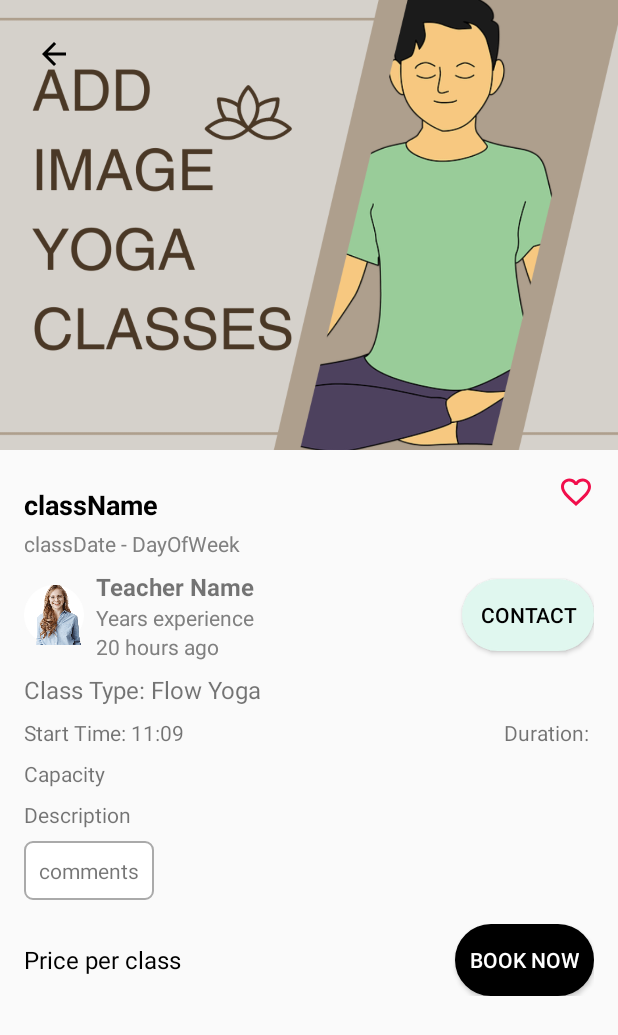
After one commit to duclong3907/JavaAnroidTutorial, an Android app: the YogaClassDetailActivity screen opened directly, with no data from a screen before it, on a phone screen of 412 x 824 dp. The commit adds this screen. Shown: the top 1035 px of the screen. Run offline under Robolectric (Android 15) with nearby library versions, the phone set to English and light mode, and no system bars; our stand-ins replace Picasso.

Commit message:
screen detail class

```diff
--- a/AppYogaDemo/app/build.gradle.kts
+++ b/AppYogaDemo/app/build.gradle.kts
@@ -30,9 +30,10 @@ android {
         viewBinding = true
     }
 
+
     compileOptions {
-        sourceCompatibility = JavaVersion.VERSION_1_8
-        targetCompatibility = JavaVersion.VERSION_1_8
+        sourceCompatibility = JavaVersion.VERSION_17
+        targetCompatibility = JavaVersion.VERSION_17
     }
 }
 
--- a/AppYogaDemo/app/src/main/java/com/example/appyogademo/Repository/CourseRepository.java
+++ b/AppYogaDemo/app/src/main/java/com/example/appyogademo/Repository/CourseRepository.java
@@ -53,6 +53,10 @@ public class CourseRepository {
         loadCourses();
     }
 
+    public Course getCourseById(int courseId) {
+       return courseHelper.getCourse(courseId);
+    }
+
     public void loadCourses() {
         courses.postValue(courseHelper.getAllCourses());
     }
--- a/AppYogaDemo/app/src/main/java/com/example/appyogademo/Repository/UserRepository.java
+++ b/AppYogaDemo/app/src/main/java/com/example/appyogademo/Repository/UserRepository.java
@@ -54,4 +54,9 @@ public class UserRepository {
         userHelper.deleteUser(user);
         loadAllTeachers(); // Refresh the data
     }
+
+    // Method to get a user by ID
+    public User getUserById(String userId) {
+        return userHelper.getUser(userId);
+    }
 }
--- a/AppYogaDemo/app/src/main/java/com/example/appyogademo/ViewModels/CourseViewModel.java
+++ b/AppYogaDemo/app/src/main/java/com/example/appyogademo/ViewModels/CourseViewModel.java
@@ -74,4 +74,8 @@ public class CourseViewModel extends ViewModel {
         }
     }
 
+    public Course getCourseById(int courseId) {
+        return repository.getCourseById(courseId);
+    }
+
 }
--- a/AppYogaDemo/app/src/main/java/com/example/appyogademo/ViewModels/UserViewModel.java
+++ b/AppYogaDemo/app/src/main/java/com/example/appyogademo/ViewModels/UserViewModel.java
@@ -38,6 +38,10 @@ public class UserViewModel extends ViewModel {
         userRepository.deleteUser(user);
     }
 
+    public User getUserById(String userId) {
+        return userRepository.getUserById(userId);
+    }
+
     public static class Factory implements ViewModelProvider.Factory {
         private final Context context;
 
--- /dev/null
+++ b/AppYogaDemo/app/src/main/java/com/example/appyogademo/Views/YogaClassDetailActivity.java
@@ -0,0 +1,79 @@
+package com.example.appyogademo.Views;
+
+import android.content.Intent;
+import android.os.Bundle;
+import android.util.Log;
+import android.view.View;
+
+import androidx.activity.EdgeToEdge;
+import androidx.appcompat.app.AppCompatActivity;
+import androidx.core.graphics.Insets;
+import androidx.core.view.ViewCompat;
+import androidx.core.view.WindowInsetsCompat;
+
+import com.example.appyogademo.Models.Course;
+import com.example.appyogademo.Models.YogaClass;
+import com.example.appyogademo.R;
+import com.example.appyogademo.Utils.TimeUtils;
+import com.example.appyogademo.ViewModels.CourseViewModel;
+import com.example.appyogademo.ViewModels.UserViewModel;
+import com.example.appyogademo.databinding.ActivityYogaClassDetailBinding;
+import com.squareup.picasso.Picasso;
+
+public class YogaClassDetailActivity extends AppCompatActivity {
+
+    ActivityYogaClassDetailBinding binding;
+    CourseViewModel courseViewModel;
+    UserViewModel userViewModel;
+
+    @Override
+    protected void onCreate(Bundle savedInstanceState) {
+        super.onCreate(savedInstanceState);
+        binding = ActivityYogaClassDetailBinding.inflate(getLayoutInflater());
+        setContentView(binding.getRoot());
+
+        courseViewModel = new CourseViewModel(this);
+        userViewModel = new UserViewModel(this);
+
+        // Nhận dữ liệu từ Intent
+        Intent intent = getIntent();
+        var yogaClass = (YogaClass) intent.getSerializableExtra("yogaClass");
+
+        if(yogaClass != null) {
+            var course  = courseViewModel.getCourseById(yogaClass.getCourseId());
+            var teacher = userViewModel.getUserById(yogaClass.getTeacherId());
+            // Set image using Picasso
+            Picasso.get()
+                    .load(yogaClass.getImage())
+                    .placeholder(R.drawable.yoga_class) // Placeholder image
+                    .error(R.drawable.yoga_class) // Error image
+                    .into(binding.ClassImage);
+
+            Picasso.get()
+                    .load(teacher.getImage())
+                    .placeholder(R.drawable.yoga_class) // Placeholder image
+                    .error(R.drawable.yoga_class) // Error image
+                    .into(binding.imageTeacher);
+
+            binding.classesName.setText(yogaClass.getClassName());
+            binding.classDateAndDayOfWeek.setText(TimeUtils.convertDate(yogaClass.getDate().toString()) + " - " + TimeUtils.dayOfWeek(course.getDayOfWeek()));
+            binding.Experience.setText("Experience: " + teacher.getExperience());
+            binding.TeacherName.setText(teacher.getFullName());
+            binding.ClassType.setText("Class Type: " + course.getClassType());
+            binding.StartTime.setText("Start Time: " + course.getTime().toString());
+            binding.Duration.setText("Duration: " + course.getDuration() + " minutes");
+            binding.PricePerClass.setText(course.getPricePerClass() + " Per Person");
+            binding.Description.setText(course.getDescription());
+
+
+        }
+
+        binding.btnBack.setOnClickListener(new View.OnClickListener() {
+            @Override
+            public void onClick(View v) {
+                // Quay về Activity trước đó
+                finish();
+            }
+        });
+    }
+}
--- /dev/null
+++ b/AppYogaDemo/app/src/main/res/drawable/circle_background.xml
@@ -0,0 +1,4 @@
+<shape xmlns:android="http://schemas.android.com/apk/res/android"
+    android:shape="oval">
+    <solid android:color="#FFFFFF" />
+</shape>
--- a/AppYogaDemo/app/src/main/res/drawable/edit_text_background.xml
+++ b/AppYogaDemo/app/src/main/res/drawable/edit_text_background.xml
@@ -1,7 +1,7 @@
 <?xml version="1.0" encoding="utf-8"?>
 <shape xmlns:android="http://schemas.android.com/apk/res/android">
     <solid android:color="@android:color/white" />
-    <corners android:radius="8dp" />
+    <corners android:radius="50dp" />
     <stroke
         android:width="1dp"
         android:color="@android:color/darker_gray" />
--- /dev/null
+++ b/AppYogaDemo/app/src/main/res/drawable/ic_back.xml
@@ -0,0 +1,5 @@
+<vector xmlns:android="http://schemas.android.com/apk/res/android" android:autoMirrored="true" android:height="24dp" android:tint="#000000" android:viewportHeight="24" android:viewportWidth="24" android:width="24dp">
+
+    <path android:fillColor="@android:color/white" android:pathData="M20,11H7.83l5.59,-5.59L12,4l-8,8 8,8 1.41,-1.41L7.83,13H20v-2z"/>
+
+</vector>
--- /dev/null
+++ b/AppYogaDemo/app/src/main/res/drawable/ic_favorite.xml
@@ -0,0 +1,5 @@
+<vector xmlns:android="http://schemas.android.com/apk/res/android" android:height="24dp" android:tint="#F10E4B" android:viewportHeight="24" android:viewportWidth="24" android:width="24dp">
+
+    <path android:fillColor="@android:color/white" android:pathData="M16.5,3c-1.74,0 -3.41,0.81 -4.5,2.09C10.91,3.81 9.24,3 7.5,3 4.42,3 2,5.42 2,8.5c0,3.78 3.4,6.86 8.55,11.54L12,21.35l1.45,-1.32C18.6,15.36 22,12.28 22,8.5 22,5.42 19.58,3 16.5,3zM12.1,18.55l-0.1,0.1 -0.1,-0.1C7.14,14.24 4,11.39 4,8.5 4,6.5 5.5,5 7.5,5c1.54,0 3.04,0.99 3.57,2.36h1.87C13.46,5.99 14.96,5 16.5,5c2,0 3.5,1.5 3.5,3.5 0,2.89 -3.14,5.74 -7.9,10.05z"/>
+
+</vector>
--- /dev/null
+++ b/AppYogaDemo/app/src/main/res/layout/activity_yoga_class_detail.xml
@@ -0,0 +1,251 @@
+<ScrollView
+    xmlns:android="http://schemas.android.com/apk/res/android"
+    xmlns:app="http://schemas.android.com/apk/res-auto"
+    android:layout_width="match_parent"
+    android:layout_height="match_parent">
+
+    <LinearLayout
+        android:layout_width="match_parent"
+        android:layout_height="match_parent"
+        android:orientation="vertical">
+
+        <!-- FrameLayout chứa ClassImage và nút Back chồng lên nhau -->
+        <FrameLayout
+            android:layout_width="match_parent"
+            android:layout_height="300dp">
+
+            <!-- Image of the Yoga class -->
+            <ImageView
+                android:id="@+id/ClassImage"
+                android:layout_width="match_parent"
+                android:layout_height="match_parent"
+                android:scaleType="centerCrop"
+                android:src="@drawable/yoga_class" />
+
+            <!-- Nút Back nằm trên ClassImage -->
+            <ImageButton
+                android:id="@+id/btnBack"
+                android:layout_width="40dp"
+                android:layout_height="40dp"
+                android:src="@drawable/ic_back"
+                android:background="@null"
+                android:contentDescription="Back"
+                android:layout_gravity="start|top"
+                android:layout_margin="16dp"
+            />
+        </FrameLayout>
+
+        <LinearLayout
+            android:layout_width="match_parent"
+            android:layout_height="match_parent"
+            android:orientation="vertical"
+            android:padding="16dp">
+
+           <LinearLayout
+               android:layout_width="match_parent"
+               android:layout_height="wrap_content"
+               android:orientation="horizontal"
+               >
+               <!-- Class information -->
+               <TextView
+                   android:id="@+id/classesName"
+                   android:layout_width="wrap_content"
+                   android:layout_height="wrap_content"
+                   android:layout_marginTop="8dp"
+                   android:text="className"
+                   android:textSize="18sp"
+                   android:textStyle="bold"
+                   android:textColor="@color/black"/>
+
+               <LinearLayout
+                   android:layout_width="match_parent"
+                   android:layout_height="wrap_content"
+                   android:orientation="horizontal"
+                   android:gravity="end">
+                  <ImageButton
+                      android:id="@+id/btnFavorite"
+                      android:layout_width="wrap_content"
+                      android:layout_height="wrap_content"
+                      android:background="@null"
+                      app:srcCompat="@drawable/ic_favorite" />
+              </LinearLayout>
+
+
+           </LinearLayout>
+
+            <TextView
+                android:id="@+id/classDateAndDayOfWeek"
+                android:layout_width="wrap_content"
+                android:layout_height="wrap_content"
+                android:text="classDate - DayOfWeek"
+                android:textSize="14sp"
+                android:textColor="#808080"
+                android:layout_marginTop="4dp" />
+
+            <!-- Teacher section -->
+            <LinearLayout
+                android:layout_width="match_parent"
+                android:layout_height="wrap_content"
+                android:orientation="horizontal"
+                android:layout_marginTop="8dp"
+                android:gravity="center_vertical">
+
+                <ImageView
+                    android:id="@+id/imageTeacher"
+                    android:layout_width="40dp"
+                    android:layout_height="40dp"
+                    android:src="@drawable/avatar"
+                    android:layout_marginEnd="8dp"
+                    android:scaleType="centerCrop"
+                    android:background="@drawable/circle_background" />
+
+                <LinearLayout
+                    android:layout_width="0dp"
+                    android:layout_height="wrap_content"
+                    android:layout_weight="1"
+                    android:orientation="vertical">
+
+                    <TextView
+                        android:id="@+id/TeacherName"
+                        android:layout_width="wrap_content"
+                        android:layout_height="wrap_content"
+                        android:text="Teacher Name"
+                        android:textSize="16sp"
+                        android:textStyle="bold" />
+
+                    <TextView
+                        android:id="@+id/Experience"
+                        android:layout_width="wrap_content"
+                        android:layout_height="wrap_content"
+                        android:text="Years experience"
+                        android:textSize="14sp"
+                        android:textColor="#808080" />
+
+                    <TextView
+                        android:id="@+id/CreatedAt"
+                        android:layout_width="wrap_content"
+                        android:layout_height="wrap_content"
+                        android:text="20 hours ago"
+                        android:textSize="14sp"
+                        android:textColor="#808080" />
+                </LinearLayout>
+
+                <Button
+                    android:id="@+id/btnContact"
+                    android:layout_width="wrap_content"
+                    android:layout_height="wrap_content"
+                    android:text="Contact"
+                    android:background="@drawable/edit_text_background"
+                    android:backgroundTint="#E0F7EF"
+                    android:textColor="#000"
+                    />
+            </LinearLayout>
+
+            <!-- Class Type -->
+            <TextView
+                android:id="@+id/ClassType"
+                android:layout_width="wrap_content"
+                android:layout_height="wrap_content"
+                android:text="Class Type: Flow Yoga"
+                android:textSize="16sp"
+                android:layout_marginTop="8dp" />
+
+            <!-- Time and Duration -->
+            <LinearLayout
+                android:layout_width="match_parent"
+                android:layout_height="wrap_content"
+                android:orientation="horizontal"
+                android:layout_marginTop="8dp">
+
+                <TextView
+                    android:id="@+id/StartTime"
+                    android:layout_width="wrap_content"
+                    android:layout_height="wrap_content"
+                    android:text="Start Time: 11:09"
+                    android:textSize="14sp" />
+
+                <LinearLayout
+                    android:layout_width="match_parent"
+                    android:layout_height="wrap_content"
+                    android:orientation="horizontal"
+                    android:gravity="end">
+                    <TextView
+                        android:id="@+id/Duration"
+                        android:layout_width="wrap_content"
+                        android:layout_height="wrap_content"
+                        android:text="Duration: "
+                        android:textSize="14sp"
+                        />
+                </LinearLayout>
+            </LinearLayout>
+
+            <!-- Class Capacity -->
+            <TextView
+                android:id="@+id/Capacity"
+                android:layout_width="wrap_content"
+                android:layout_height="wrap_content"
+                android:text="Capacity"
+                android:textSize="14sp"
+                android:layout_marginTop="8dp" />
+
+            <!-- Class Description -->
+            <TextView
+                android:id="@+id/Description"
+                android:layout_width="wrap_content"
+                android:layout_height="wrap_content"
+                android:text="Description"
+                android:textSize="14sp"
+                android:maxLines="3"
+                android:ellipsize="end"
+                android:layout_marginTop="8dp" />
+
+            <TextView
+                android:layout_width="wrap_content"
+                android:layout_height="wrap_content"
+                android:text="comments"
+                android:layout_marginTop="8dp"
+                android:background="@drawable/outline_border"
+                />
+
+            <!-- Price and Booking Button -->
+            <LinearLayout
+                android:layout_width="match_parent"
+                android:layout_height="wrap_content"
+                android:orientation="horizontal"
+                android:layout_marginTop="16dp"
+                android:layout_gravity="center_vertical"
+                >
+
+                <TextView
+                    android:id="@+id/PricePerClass"
+                    android:layout_width="wrap_content"
+                    android:layout_height="wrap_content"
+                    android:text="Price per class"
+                    android:textSize="16sp"
+                    android:textColor="#000000"
+                    android:layout_gravity="center"
+                    />
+
+                <LinearLayout
+                    android:layout_width="match_parent"
+                    android:layout_height="wrap_content"
+                    android:orientation="horizontal"
+                    android:gravity="end">
+
+                    <Button
+                        android:id="@+id/btnBook"
+                        android:layout_width="wrap_content"
+                        android:layout_height="wrap_content"
+                        android:text="Book Now"
+                        android:backgroundTint="#000"
+                        android:textColor="#FFFFFF"
+                        android:background="@drawable/edit_text_background"
+                        />
+                </LinearLayout>
+            </LinearLayout>
+
+        </LinearLayout>
+
+
+    </LinearLayout>
+</ScrollView>
--- a/AppYogaDemo/build.gradle.kts
+++ b/AppYogaDemo/build.gradle.kts
@@ -2,3 +2,6 @@
 plugins {
     alias(libs.plugins.android.application) apply false
 }
+
+val sourceCompatibility = JavaVersion.VERSION_17
+val targetCompatibility = JavaVersion.VERSION_17
```
Also changed, not shown: AppYogaDemo/app/src/main/AndroidManifest.xml (+5 -3 lines), AppYogaDemo/app/src/main/java/com/example/appyogademo/Data/CourseHelper.java (+37 -0 lines), AppYogaDemo/app/src/main/java/com/example/appyogademo/Data/UserHelper.java (+34 -0 lines), AppYogaDemo/app/src/main/java/com/example/appyogademo/Fragments/AddEditClassDialogFragment.java (+41 -13 lines), AppYogaDemo/app/src/main/java/com/example/appyogademo/Fragments/YogaClassBottomSheetFragment.java (+7 -6 lines), AppYogaDemo/app/src/main/java/com/example/appyogademo/Utils/TimeUtils.java (+8 -4 lines), AppYogaDemo/app/src/main/res/drawable/avatar.png (added).
